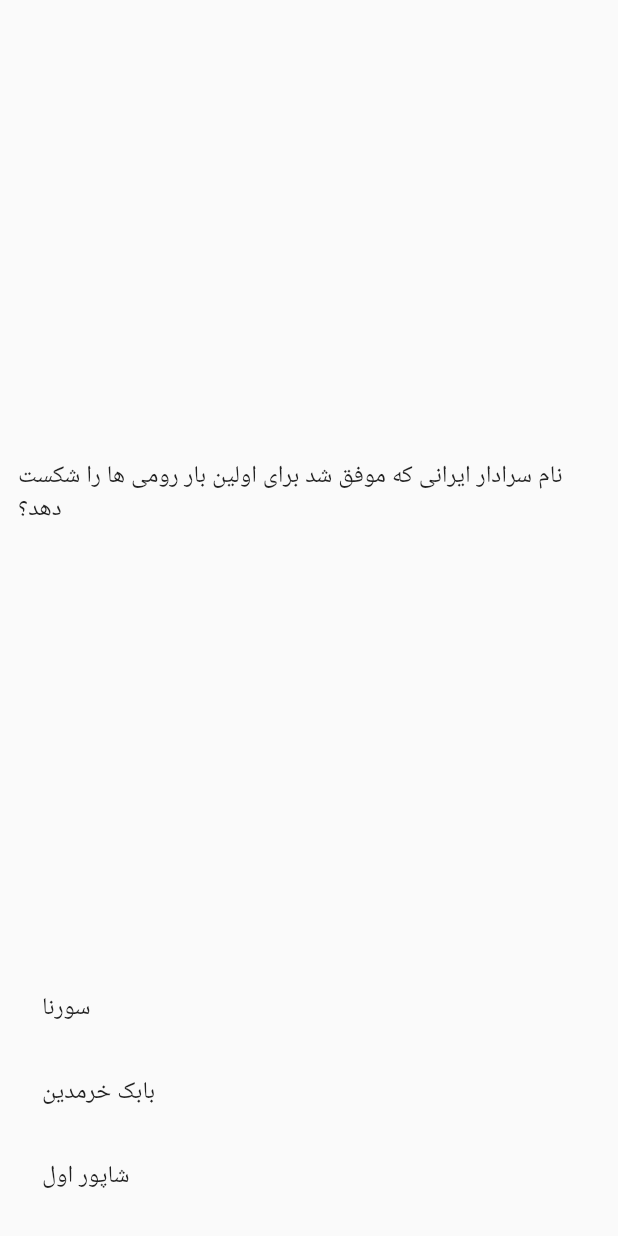
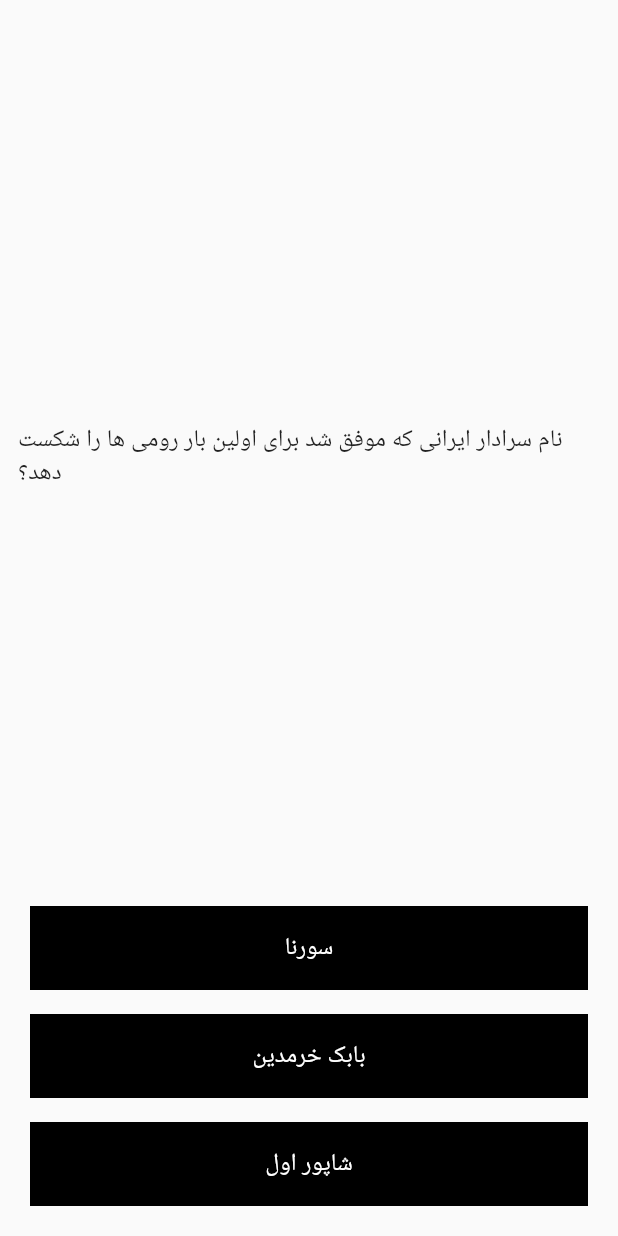
Before and after one commit to mohammad-dehghanifard/flutter_quiz_app, a Flutter app: the QuizScreen screen opened directly, on a phone screen of 412 x 824 dp. Run offline on Flutter 3.47's test engine with Material 2 defaults, Android fonts, the phone set to English and light mode, and no system bars.

Commit message:
refactor ui

```diff
--- a/lib/main.dart
+++ b/lib/main.dart
@@ -1,5 +1,5 @@
 import 'package:flutter/material.dart';
-import 'package:flutter_quiz_app/ui/quiz_screen.dart';
+import 'package:flutter_quiz_app/ui/home_screen.dart';
 
 void main() {
   runApp(const MyApp());
@@ -11,11 +11,11 @@ class MyApp extends StatelessWidget {
   // This widget is the root of your application.
   @override
   Widget build(BuildContext context) {
-    return MaterialApp(
+    return const MaterialApp(
       title: 'Quiz app',
       home:  Directionality(
         textDirection: TextDirection.rtl,
-          child: QuizScreen()),
+          child: HomeScreen()),
     );
   }
 }
--- a/lib/ui/quiz_screen.dart
+++ b/lib/ui/quiz_screen.dart
@@ -19,7 +19,8 @@ class _QuizScreenState extends State<QuizScreen> {
 
   Widget generateQuizBottom(int index){
     return ListTile(
-      title: Text(quiz!.answerList![index]),
+      tileColor: Colors.black,
+      title: Center(child: Text(quiz!.answerList![index],style: const TextStyle(color: Colors.white))),
       onTap: () {
 
         if(quiz!.correctAnswer == index){
@@ -50,17 +51,20 @@ class _QuizScreenState extends State<QuizScreen> {
         child: Padding(
           padding: const EdgeInsets.all(12),
           child: Column(
-            mainAxisAlignment: MainAxisAlignment.center,
             children: [
               // txt
                Expanded(
                   flex: 2,
                   child: Center(child: Text(quiz!.questionTitle!,style: const TextStyle(fontSize: 16),))),
-              ...List.generate(3, (index) => generateQuizBottom(index)),
+              ...List.generate(3, (index) => Padding(
+                padding: const EdgeInsets.all(8.0),
+                child: generateQuizBottom(index),
+              )),
+
               if(isFinish)
               ElevatedButton(
                     onPressed: () {
-                      Navigator.push(context,MaterialPageRoute(builder: (context) => ResultScreen(correctAnswer: correctAnswer)));
+                      Navigator.pushReplacement(context,MaterialPageRoute(builder: (context) => ResultScreen(correctAnswer: correctAnswer)));
                     },
                     style: const ButtonStyle(
                         backgroundColor: MaterialStatePropertyAll(Colors.green),
```
Also changed, not shown: lib/ui/home_screen.dart (added, +31 -0 lines), lib/ui/result_screen.dart (+20 -6 lines).
